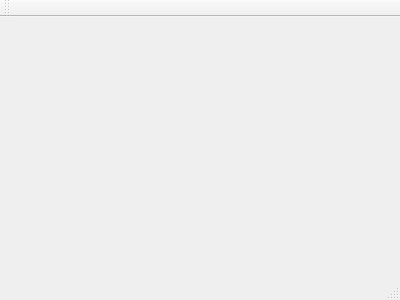
Above: src-qt5/pc-power/pc-power/mainwindow.ui from yurkis/pcbsd before the change. Below: the same form after it.
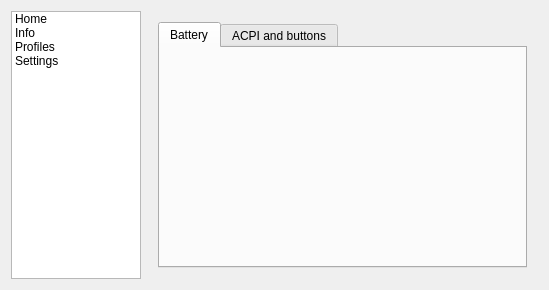
That is the form after the change. Icons and pictures are not drawn.

```diff
--- a/src-qt5/pc-power/pc-power/mainwindow.ui
+++ b/src-qt5/pc-power/pc-power/mainwindow.ui
@@ -1,24 +1,133 @@
 <ui version="4.0">
  <class>MainWindow</class>
- <widget class="QMainWindow" name="MainWindow" >
-  <property name="geometry" >
+ <widget class="QMainWindow" name="MainWindow">
+  <property name="geometry">
    <rect>
     <x>0</x>
     <y>0</y>
-    <width>400</width>
-    <height>300</height>
+    <width>549</width>
+    <height>290</height>
    </rect>
   </property>
   <property name="windowTitle" >
    <string>MainWindow</string>
   </property>
-  <widget class="QMenuBar" name="menuBar" />
-  <widget class="QToolBar" name="mainToolBar" />
-  <widget class="QWidget" name="centralWidget" />
-  <widget class="QStatusBar" name="statusBar" />
+  <widget class="QWidget" name="centralWidget">
+   <layout class="QHBoxLayout" name="horizontalLayout">
+    <item>
+     <widget class="QTreeWidget" name="treeWidget">
+      <property name="sizePolicy">
+       <sizepolicy hsizetype="Expanding" vsizetype="Expanding">
+        <horstretch>1</horstretch>
+        <verstretch>0</verstretch>
+       </sizepolicy>
+      </property>
+      <property name="sizeIncrement">
+       <size>
+        <width>1</width>
+        <height>0</height>
+       </size>
+      </property>
+      <property name="iconSize">
+       <size>
+        <width>32</width>
+        <height>32</height>
+       </size>
+      </property>
+      <property name="rootIsDecorated">
+       <bool>false</bool>
+      </property>
+      <attribute name="headerVisible">
+       <bool>false</bool>
+      </attribute>
+      <column>
+       <property name="text">
+        <string>1</string>
+       </property>
+      </column>
+      <item>
+       <property name="text">
+        <string>Home</string>
+       </property>
+       <property name="icon">
+        <iconset>
+         <normaloff>:/images/page-home.png</normaloff>:/images/page-home.png</iconset>
+       </property>
+      </item>
+      <item>
+       <property name="text">
+        <string>Info</string>
+       </property>
+       <property name="icon">
+        <iconset>
+         <normaloff>:/images/page-info.png</normaloff>:/images/page-info.png</iconset>
+       </property>
+      </item>
+      <item>
+       <property name="text">
+        <string>Profiles</string>
+       </property>
+       <property name="icon">
+        <iconset>
+         <normaloff>:/images/page-profiles.png</normaloff>:/images/page-profiles.png</iconset>
+       </property>
+      </item>
+      <item>
+       <property name="text">
+        <string>Settings</string>
+       </property>
+       <property name="icon">
+        <iconset>
+         <normaloff>:/images/page-settings.png</normaloff>:/images/page-settings.png</iconset>
+       </property>
+      </item>
+     </widget>
+    </item>
+    <item>
+     <widget class="QStackedWidget" name="stackedWidget">
+      <property name="sizePolicy">
+       <sizepolicy hsizetype="Preferred" vsizetype="Preferred">
+        <horstretch>3</horstretch>
+        <verstretch>0</verstretch>
+       </sizepolicy>
+      </property>
+      <property name="sizeIncrement">
+       <size>
+        <width>0</width>
+        <height>0</height>
+       </size>
+      </property>
+      <property name="currentIndex">
+       <number>1</number>
+      </property>
+      <widget class="QWidget" name="page"/>
+      <widget class="QWidget" name="page_2">
+       <layout class="QVBoxLayout" name="verticalLayout">
+        <item>
+         <widget class="QTabWidget" name="tabWidget">
+          <property name="currentIndex">
+           <number>0</number>
+          </property>
+          <widget class="QWidget" name="tab_1">
+           <attribute name="title">
+            <string>Battery</string>
+           </attribute>
+          </widget>
+          <widget class="QWidget" name="tab_2">
+           <attribute name="title">
+            <string>ACPI and buttons</string>
+           </attribute>
+          </widget>
+         </widget>
+        </item>
+       </layout>
+      </widget>
+     </widget>
+    </item>
+   </layout>
+  </widget>
  </widget>
- <layoutDefault spacing="6" margin="11" />
- <pixmapfunction></pixmapfunction>
+ <layoutdefault spacing="6" margin="11"/>
  <resources/>
  <connections/>
 </ui>
```
Left out of the diff: 9 changed lines with no effect on the pictures.
